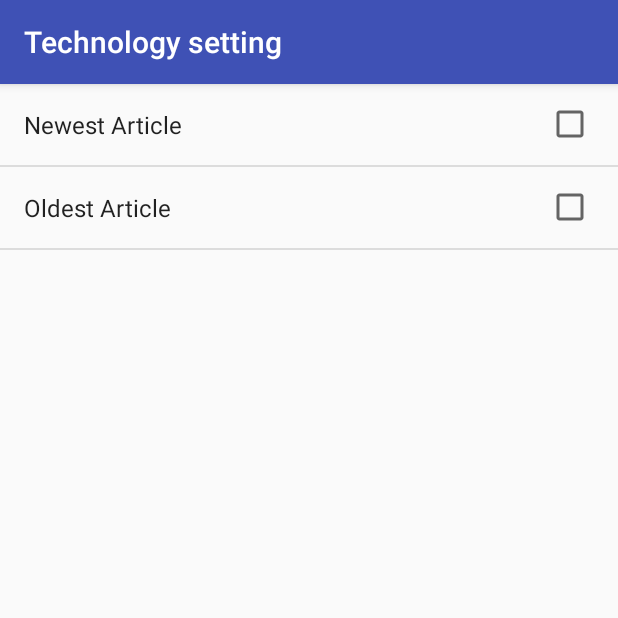
After one commit to Codeerick/NewsAppProject2, an Android app: the SettingsActivity screen opened directly, with no data from a screen before it, on a phone screen of 412 x 824 dp, the top half of it. The commit adds this screen. Run offline under Robolectric (Android 15) with nearby library versions, the phone set to English and light mode, and no system bars; 2 statements that could not run were skipped.

Commit message:
Changed the res files and the values files also the java files

```diff
--- /dev/null
+++ b/app/src/main/java/com/example/android/newsproject/SettingsActivity.java
@@ -0,0 +1,55 @@
+package com.example.android.newsproject;
+
+import android.content.SharedPreferences;
+import android.os.Bundle;
+import android.preference.ListPreference;
+import android.preference.Preference;
+import android.preference.PreferenceFragment;
+import android.preference.PreferenceManager;
+import android.support.v7.app.AppCompatActivity;
+
+public class SettingsActivity extends AppCompatActivity{
+    @Override
+    protected void onCreate(Bundle savedInstanceState) {
+        super.onCreate(savedInstanceState);
+        setContentView(R.layout.settings_activity);
+    }
+
+
+
+public static class TechnologyPreferenceFragment extends PreferenceFragment implements Preference.OnPreferenceChangeListener {
+
+    @Override
+    public void onCreate(Bundle savedInstanceState) {
+        super.onCreate(savedInstanceState);
+        addPreferencesFromResource(R.xml.settings_main);
+        Preference newArticle = findPreference(getString(R.string.settings_newest_article_key));
+        bindPreferenceSummaryToValue(newArticle);
+    }
+
+    @Override
+    public boolean onPreferenceChange(Preference preference, Object value) {
+        String stringValue = value.toString();
+        if (preference instanceof ListPreference) {
+            ListPreference listPreference = (ListPreference) preference;
+            int prefIndex = listPreference.findIndexOfValue(stringValue);
+            if (prefIndex >= 0) {
+                CharSequence[] labels = listPreference.getEntries();
+                preference.setSummary(labels[prefIndex]);
+            }
+        } else {
+            preference.setSummary(stringValue);
+        }
+        return true;
+    }
+
+    private void bindPreferenceSummaryToValue(Preference preference) {
+        preference.setOnPreferenceChangeListener(this);
+        SharedPreferences preferences = PreferenceManager.getDefaultSharedPreferences(preference.getContext());
+        String preferenceString = preferences.getString(preference.getKey(), "");
+        onPreferenceChange(preference, preferenceString);
+    }
+
+  }
+
+}
--- a/app/src/main/java/com/example/android/newsappproject/Technology.java
+++ b/app/src/main/java/com/example/android/newsproject/Technology.java
@@ -1,4 +1,4 @@
-package com.example.android.newsappproject;
+package com.example.android.newsproject;
 
 public class Technology {
 
--- a/app/src/main/java/com/example/android/newsappproject/TechnologyLoader.java
+++ b/app/src/main/java/com/example/android/newsproject/TechnologyLoader.java
@@ -1,8 +1,8 @@
-package com.example.android.newsappproject;
+package com.example.android.newsproject;
 
 import android.content.AsyncTaskLoader;
 import android.content.Context;
-import android.util.Log;
+
 
 import java.util.List;
 
--- a/app/src/main/res/layout/technology_main.xml
+++ b/app/src/main/res/layout/technology_main.xml
@@ -23,7 +23,7 @@
         android:textAppearance="@style/TextAppearance.AppCompat.Medium"/>
 
     <ProgressBar
-        android:id="@+id/progress_rate"
+        android:id="@+id/progress_bar"
         android:layout_width="wrap_content"
         android:layout_height="wrap_content"
         android:layout_centerInParent="true"/>
--- /dev/null
+++ b/app/src/main/res/values/arrays.xml
@@ -0,0 +1,4 @@
+<?xml version="1.0" encoding="utf-8"?>
+<resources>
+
+</resources>
--- a/app/src/main/res/values/strings.xml
+++ b/app/src/main/res/values/strings.xml
@@ -2,4 +2,17 @@
     <string name="app_name">NewsAppProject</string>
     <string name="No_news_found">No news found.</string>
     <string name="No_internet_found">No internet found.</string>
+
+    <string name="settings_menu_item">Settings</string>
+
+    <string name="settings_title">Technology Settings</string>
+
+    <!-- Strings For Minimum Magnitude Preference [CHAR LIMIT=30] -->
+    <string name="settings_newest_article_label">Newest Article</string>
+    <string name="settings_newest_article_key" translatable="false">new_article</string>
+    <string name="settings_newest_article_default" translatable="false">6</string>
+
+    // Strings for oldest  preference
+    <string name="settings_oldest_article_label">Oldest Article</string>
+    <string name="settings_oldest_article_key" translatable="false">oldest article</string>
 </resources>
--- /dev/null
+++ b/app/src/main/res/xml/settings_main.xml
@@ -0,0 +1,20 @@
+<?xml version="1.0" encoding="utf-8"?>
+<PreferenceScreen
+    xmlns:android="http://schemas.android.com/apk/res/android"
+    android:title="@string/settings_title"
+    android:layout_width="match_parent"
+    android:layout_height="match_parent">
+
+    <CheckBoxPreference
+        android:defaultValue="@string/settings_newest_article_default"
+        android:inputType="numberDecimal"
+        android:key="@string/settings_newest_article_key"
+        android:selectAllOnFocus="true"
+        android:title="@string/settings_newest_article_label" />
+
+    <CheckBoxPreference
+        android:title="@string/settings_oldest_article_label"
+        android:key="@string/settings_newest_article_key"
+        android:selectAllOnFocus="true"/>
+
+</PreferenceScreen>
--- a/build.gradle
+++ b/build.gradle
@@ -7,7 +7,7 @@ buildscript {
         jcenter()
     }
     dependencies {
-        classpath 'com.android.tools.build:gradle:3.1.3'
+        classpath 'com.android.tools.build:gradle:3.1.4'
 
 
         // NOTE: Do not place your application dependencies here; they belong
```
Also changed, not shown: app/src/main/AndroidManifest.xml (+10 -2 lines), app/src/main/java/com/example/android/newsproject/MainActivity.java (renamed from app/src/main/java/com/example/android/newsappproject/MainActivity.java, +49 -6 lines), app/src/main/java/com/example/android/newsproject/QueryUtils.java (renamed from app/src/main/java/com/example/android/newsappproject/QueryUtils.java, +23 -16 lines), app/src/main/java/com/example/android/newsproject/TechnologyAdapter.java (renamed from app/src/main/java/com/example/android/newsappproject/TechnologyAdapter.java, +21 -28 lines), app/src/main/res/layout/settings_activity.xml (added, +7 -0 lines), app/src/main/res/menu/main.xml (added, +12 -0 lines), 4 other files.
